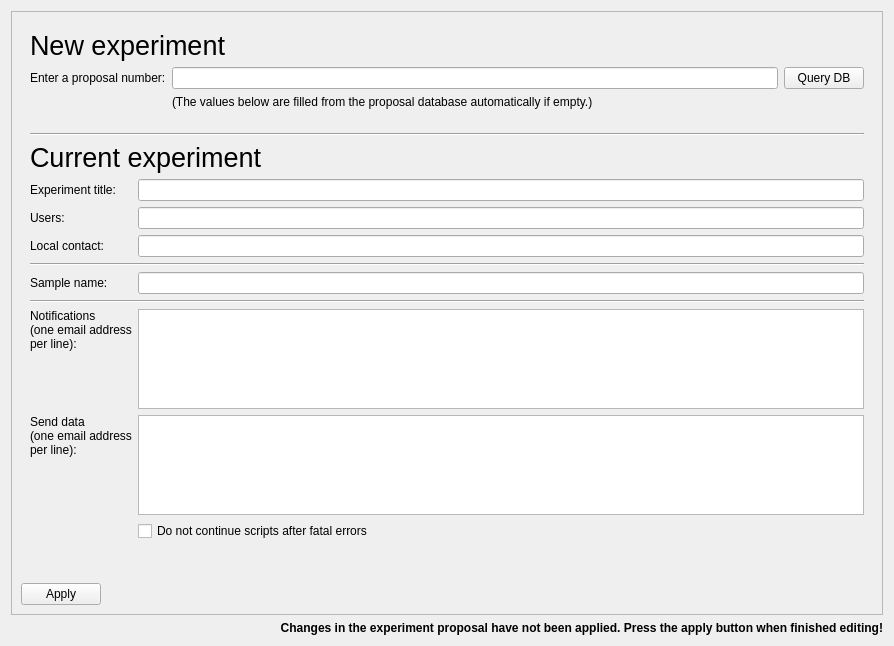
First picture: the form in nicos/clients/flowui/panels/ui_files/setup_exp.ui, repository mlz-ictrl/nicos, before the edit.
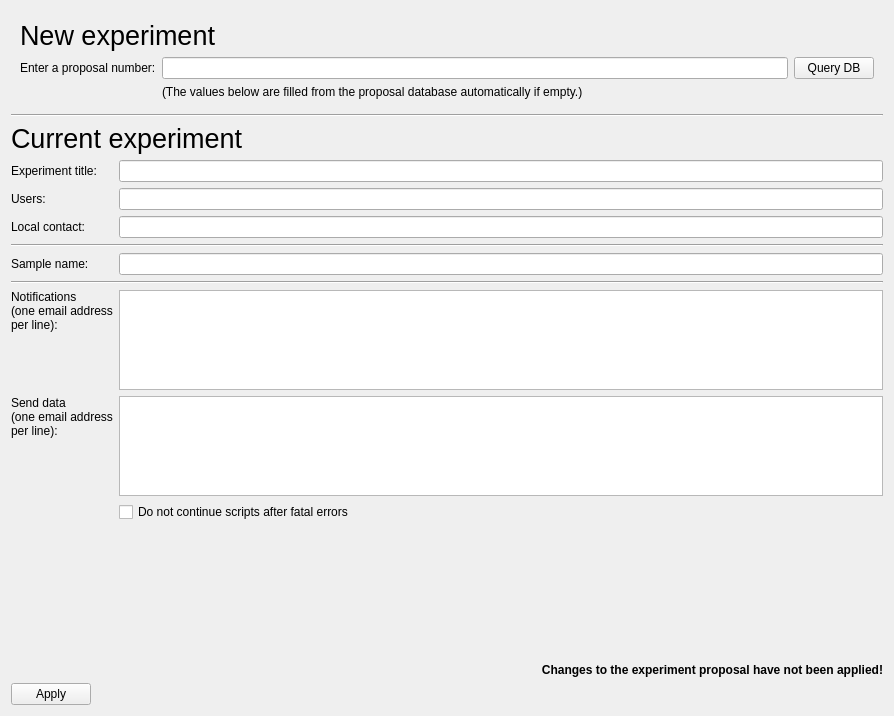
Second picture: the form after the edit.

Commit message:
flowui: Tidy up the UI of the proposal pages
Fixed the grammar of the warning label on both UIs.
Moved it so both UIs have the warning label in the same place.

```diff
--- a/nicos/clients/flowui/panels/ui_files/setup_exp.ui
+++ b/nicos/clients/flowui/panels/ui_files/setup_exp.ui
@@ -7,7 +7,7 @@
     <x>0</x>
     <y>0</y>
     <width>894</width>
-    <height>646</height>
+    <height>716</height>
    </rect>
   </property>
   <property name="windowTitle">
@@ -15,29 +15,13 @@
   </property>
   <layout class="QVBoxLayout" name="verticalLayout">
    <item>
-    <widget class="QFrame" name="frame">
-     <property name="frameShape">
-      <enum>QFrame::StyledPanel</enum>
-     </property>
-     <property name="frameShadow">
-      <enum>QFrame::Raised</enum>
-     </property>
-     <layout class="QFormLayout" name="formLayout">
-      <item row="2" column="0">
-       <spacer name="verticalSpacer">
-        <property name="orientation">
-         <enum>Qt::Vertical</enum>
-        </property>
-        <property name="sizeHint" stdset="0">
-         <size>
-          <width>0</width>
-          <height>20</height>
-         </size>
-        </property>
-       </spacer>
-      </item>
-      <item row="0" column="0" colspan="2">
        <widget class="QWidget" name="newBox" native="true">
+     <property name="sizePolicy">
+      <sizepolicy hsizetype="Preferred" vsizetype="Minimum">
+       <horstretch>0</horstretch>
+       <verstretch>0</verstretch>
+      </sizepolicy>
+     </property>
         <layout class="QGridLayout" name="gridLayout_3">
          <item row="0" column="0" colspan="2">
           <widget class="QLabel" name="label_5">
@@ -87,9 +71,6 @@
         </layout>
        </widget>
       </item>
-      <item row="1" column="0" colspan="2">
-       <widget class="QWidget" name="dataBox" native="true">
-        <layout class="QVBoxLayout" name="verticalLayout_2">
          <item>
           <layout class="QGridLayout" name="gridLayout">
            <item row="4" column="0">
@@ -144,7 +125,7 @@
            <item row="9" column="1">
             <widget class="QPlainTextEdit" name="dataEmails">
              <property name="sizePolicy">
-              <sizepolicy hsizetype="Expanding" vsizetype="Minimum">
+        <sizepolicy hsizetype="Expanding" vsizetype="MinimumExpanding">
                <horstretch>0</horstretch>
                <verstretch>0</verstretch>
               </sizepolicy>
@@ -168,7 +149,7 @@
              <property name="minimumSize">
               <size>
                <width>0</width>
-               <height>100</height>
+         <height>0</height>
               </size>
              </property>
              <property name="maximumSize">
@@ -214,6 +195,12 @@
            </item>
            <item row="0" column="0" colspan="2">
             <widget class="Line" name="line">
+       <property name="sizePolicy">
+        <sizepolicy hsizetype="Minimum" vsizetype="Preferred">
+         <horstretch>0</horstretch>
+         <verstretch>0</verstretch>
+        </sizepolicy>
+       </property>
              <property name="orientation">
               <enum>Qt::Horizontal</enum>
              </property>
@@ -256,21 +243,18 @@
            </item>
           </layout>
          </item>
-        </layout>
-       </widget>
-      </item>
-      <item row="3" column="0" colspan="2">
-       <widget class="QDialogButtonBox" name="buttonBox">
-        <property name="layoutDirection">
-         <enum>Qt::RightToLeft</enum>
-        </property>
-        <property name="standardButtons">
-         <set>QDialogButtonBox::Apply</set>
-        </property>
-       </widget>
-      </item>
-     </layout>
-    </widget>
+   <item>
+    <spacer name="verticalSpacer">
+     <property name="orientation">
+      <enum>Qt::Vertical</enum>
+     </property>
+     <property name="sizeHint" stdset="0">
+      <size>
+       <width>20</width>
+       <height>40</height>
+      </size>
+     </property>
+    </spacer>
    </item>
    <item>
     <widget class="QLabel" name="applyWarningLabel">
@@ -280,8 +264,11 @@
        <bold>true</bold>
       </font>
      </property>
+     <property name="layoutDirection">
+      <enum>Qt::RightToLeft</enum>
+     </property>
      <property name="text">
-      <string>Changes in the experiment proposal have not been applied. Press the apply button when finished editing!</string>
+      <string>Changes to the experiment proposal have not been applied!</string>
      </property>
      <property name="alignment">
       <set>Qt::AlignRight|Qt::AlignTrailing|Qt::AlignVCenter</set>
@@ -291,6 +278,16 @@
      </property>
     </widget>
    </item>
+   <item>
+    <widget class="QDialogButtonBox" name="buttonBox">
+     <property name="layoutDirection">
+      <enum>Qt::RightToLeft</enum>
+     </property>
+     <property name="standardButtons">
+      <set>QDialogButtonBox::Apply</set>
+     </property>
+    </widget>
+   </item>
   </layout>
  </widget>
  <resources/>
```
Lines whose indentation alone changed are shown as unchanged. The commit also changes 1 other file.
